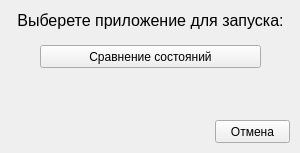
AsAsgard/BigBlackHole, file Qt/IRtools/resultsprcdialog.ui: the form before one commit.
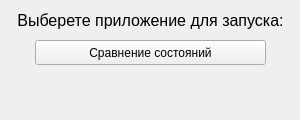
The form after the commit.

Diff of the .ui file:
```diff
--- a/Qt/IRtools/resultsprcdialog.ui
+++ b/Qt/IRtools/resultsprcdialog.ui
@@ -7,7 +7,7 @@
     <x>0</x>
     <y>0</y>
     <width>300</width>
-    <height>153</height>
+    <height>120</height>
    </rect>
   </property>
   <property name="windowTitle">
@@ -37,12 +37,17 @@
   <widget class="QPushButton" name="StateComparison">
    <property name="geometry">
     <rect>
-     <x>40</x>
-     <y>45</y>
-     <width>221</width>
-     <height>23</height>
+     <x>35</x>
+     <y>40</y>
+     <width>231</width>
+     <height>25</height>
     </rect>
    </property>
+   <property name="font">
+    <font>
+     <pointsize>9</pointsize>
+    </font>
+   </property>
    <property name="text">
     <string>Сравнение состояний</string>
    </property>
@@ -50,22 +55,6 @@
     <bool>false</bool>
    </property>
   </widget>
-  <widget class="QPushButton" name="Cancel">
-   <property name="geometry">
-    <rect>
-     <x>215</x>
-     <y>120</y>
-     <width>75</width>
-     <height>23</height>
-    </rect>
-   </property>
-   <property name="text">
-    <string>Отмена</string>
-   </property>
-   <property name="autoDefault">
-    <bool>false</bool>
-   </property>
-  </widget>
  </widget>
  <resources/>
  <connections>
```
Left out of the diff: 19 changed lines with no effect on the pictures.
